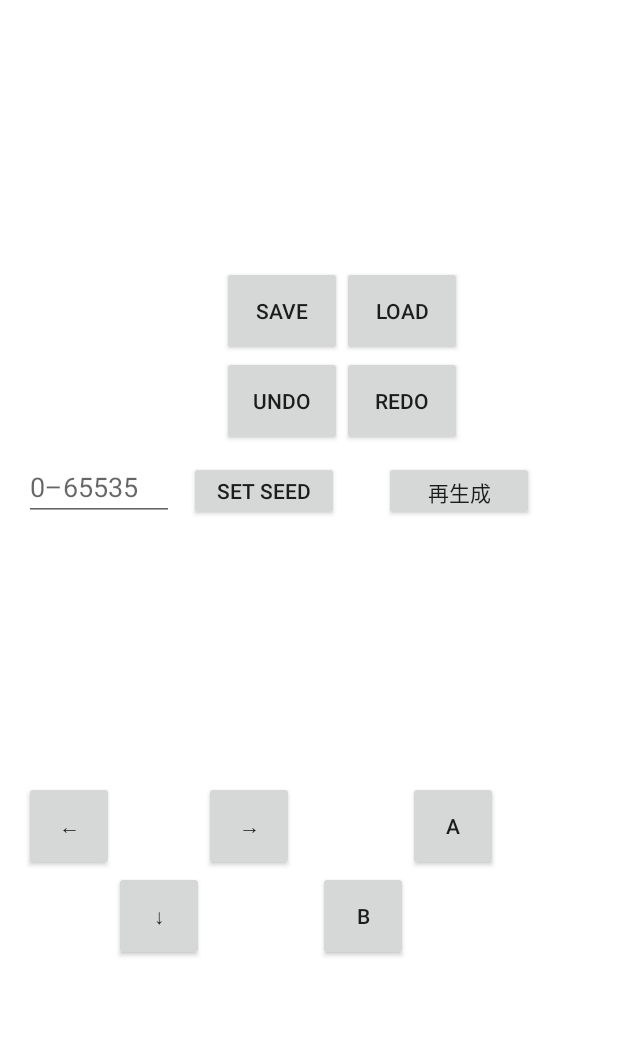
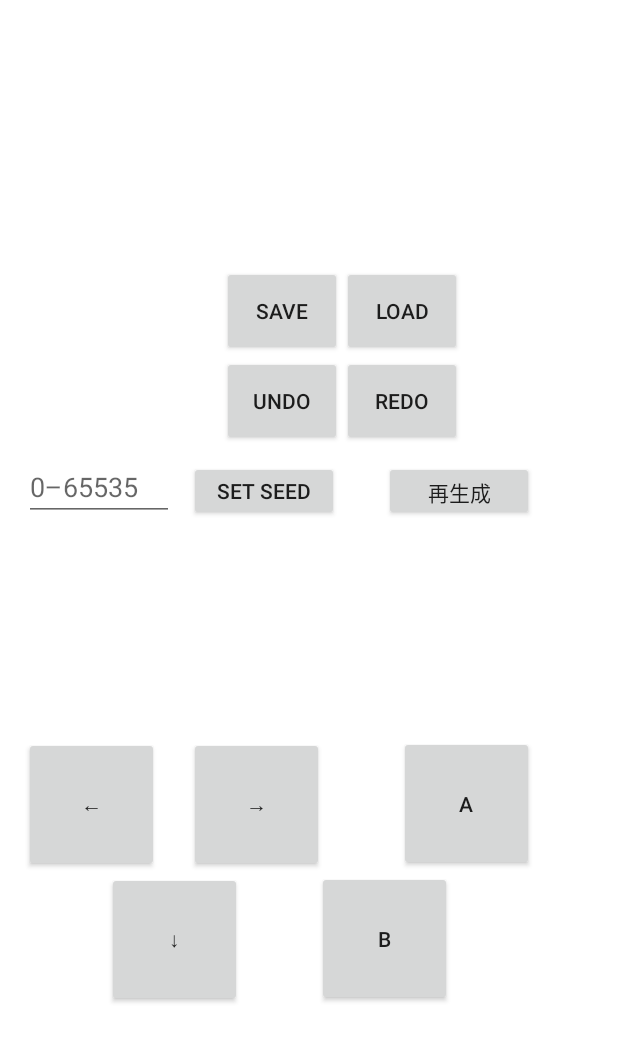
Before and after one commit to koiking213/PuyoBaseSimulator, an Android app: the layout fragment_home.xml on its own in the app's theme, with its tools: preview values and no code run, on a phone screen of 412 x 824 dp. Shown: the top 1042 px of the screen. Run offline under Robolectric (Android 15) with nearby library versions, the phone set to English and light mode, and no system bars.

Commit message:
方向キーと回転ボタンを大きくした

```diff
--- a/app/src/main/res/layout/fragment_home.xml
+++ b/app/src/main/res/layout/fragment_home.xml
@@ -138,77 +138,79 @@
     </LinearLayout>
 
 
-    <androidx.gridlayout.widget.GridLayout
-        android:id="@+id/cursorLayout"
-        android:layout_width="180dp"
-        android:layout_height="120dp"
-        android:layout_marginStart="16dp"
-        android:layout_marginBottom="20dp"
-        android:layout_marginTop="10dp"
-        android:layout_marginEnd="3dp"
+    <LinearLayout
+        android:layout_width="wrap_content"
+        android:layout_height="wrap_content"
         app:layout_constraintTop_toBottomOf="@id/editTextSeed"
         app:layout_constraintStart_toStartOf="parent"
         app:layout_constraintBottom_toBottomOf="parent"
-        app:columnCount="3"
-        app:rowCount="2">
+        android:orientation="vertical">
+    <LinearLayout
+        android:id="@+id/gamePadUpLayout"
+        android:layout_width="wrap_content"
+        android:layout_height="wrap_content"
+        android:layout_marginStart="16dp"
+        android:layout_marginBottom="0dp"
+        android:layout_marginTop="10dp"
+        android:layout_marginEnd="3dp"
+        app:layout_constraintStart_toStartOf="parent"
+        app:layout_constraintBottom_toBottomOf="parent"
+        android:orientation="horizontal">
 
         <Button
             android:id="@+id/buttonLeft"
-            android:layout_width="60dp"
-            android:layout_height="60dp"
-            android:text="@string/left_cursor"
-            app:layout_column="0"
-            app:layout_row="0" />
-
-        <Button
-            android:id="@+id/buttonDown"
-            android:layout_width="60dp"
-            android:layout_height="60dp"
-            android:text="@string/down_cursor"
-            app:layout_column="1"
-            app:layout_row="1" />
+            android:layout_width="90dp"
+            android:layout_height="90dp"
+            android:text="@string/left_cursor" />
 
         <Button
             android:id="@+id/buttonRight"
-            android:layout_width="60dp"
-            android:layout_height="60dp"
-            android:text="@string/right_cursor"
-            app:layout_column="2"
-            app:layout_row="0" />
-    </androidx.gridlayout.widget.GridLayout>
+            android:layout_marginStart="20dp"
+            android:layout_width="90dp"
+            android:layout_height="90dp"
+            android:text="@string/right_cursor" />
 
-    <androidx.gridlayout.widget.GridLayout
+        <Button
+            android:id="@+id/buttonA"
+            android:layout_marginStart="50dp"
+            android:layout_width="90dp"
+            android:layout_height="90dp"
+            android:text="@string/a" />
+
+    </LinearLayout>
+
+    <LinearLayout
         android:id="@+id/rotationButtonLayout"
-        android:layout_width="120dp"
-        android:layout_height="120dp"
+        android:layout_width="wrap_content"
+        android:layout_height="wrap_content"
         android:layout_marginStart="16dp"
         android:layout_marginBottom="20dp"
-        android:layout_marginTop="10dp"
+        android:layout_marginTop="0dp"
         android:layout_marginEnd="3dp"
         app:layout_constraintTop_toBottomOf="@id/editTextSeed"
         app:layout_constraintBottom_toBottomOf="parent"
         app:layout_constraintStart_toEndOf="@+id/cursorLayout"
-        app:columnCount="2"
-        app:rowCount="2">
+        android:orientation="horizontal">
 
         <Button
-            android:id="@+id/buttonA"
-            android:layout_width="60dp"
-            android:layout_height="60dp"
-            android:text="@string/a"
-            app:layout_column="1"
-            app:layout_row="0" />
+            android:id="@+id/buttonDown"
+            android:layout_width="90dp"
+            android:layout_height="90dp"
+            android:layout_marginStart="55dp"
+            android:text="@string/down_cursor" />
+
 
         <Button
             android:id="@+id/buttonB"
-            android:layout_width="60dp"
-            android:layout_height="60dp"
-            android:text="@string/b"
-            app:layout_column="0"
-            app:layout_row="1" />
-    </androidx.gridlayout.widget.GridLayout>
+            android:layout_width="90dp"
+            android:layout_height="90dp"
+            android:layout_marginStart="50dp"
+            android:text="@string/b" />
+    </LinearLayout>
+    </LinearLayout>
 
-    <EditText
+
+<EditText
         android:id="@+id/editTextSeed"
         android:layout_width="100dp"
         android:layout_height="40dp"
```
